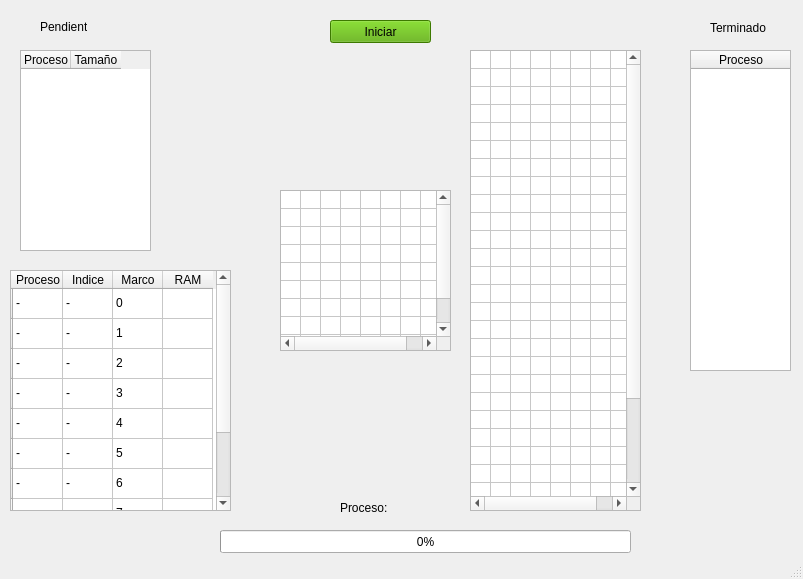
Before: the Qt Designer form prueba.ui in diegoivan1987/practicasSSO, drawn with Qt 5.
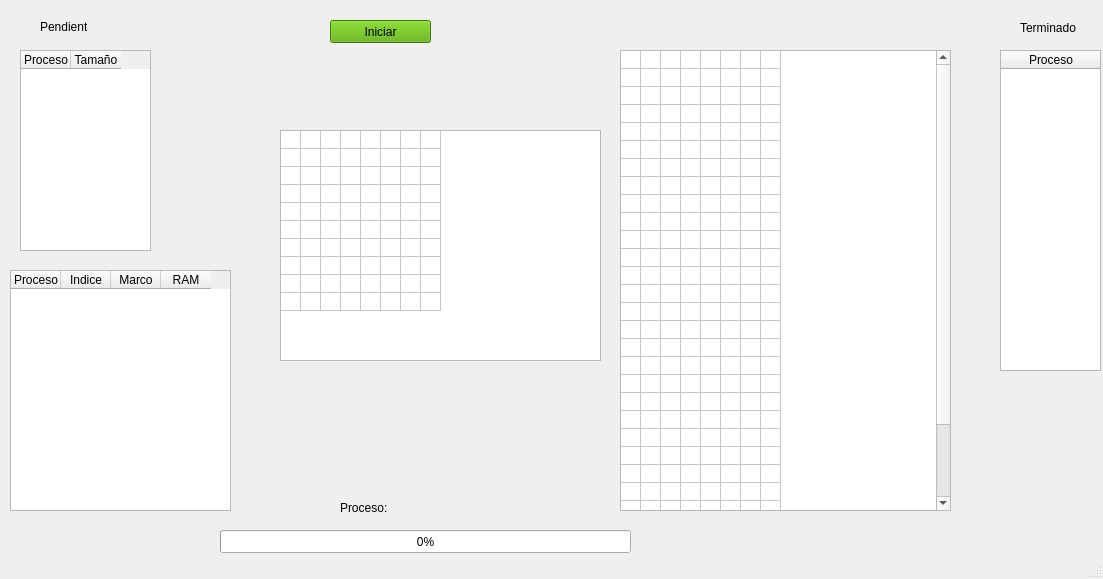
After: the same form once the commit is applied.

The edit to the form file:
```diff
--- a/prueba.ui
+++ b/prueba.ui
@@ -6,7 +6,7 @@
    <rect>
     <x>0</x>
     <y>0</y>
-    <width>803</width>
+    <width>1103</width>
     <height>579</height>
    </rect>
   </property>
@@ -18,9 +18,9 @@
     <property name="geometry">
      <rect>
       <x>280</x>
-      <y>190</y>
-      <width>171</width>
-      <height>161</height>
+      <y>130</y>
+      <width>321</width>
+      <height>231</height>
      </rect>
     </property>
     <property name="sizePolicy">
@@ -42,7 +42,7 @@
      <bool>false</bool>
     </attribute>
     <attribute name="verticalHeaderDefaultSectionSize">
-     <number>15</number>
+     <number>10</number>
     </attribute>
     <row>
      <property name="text">
@@ -177,7 +177,7 @@
    <widget class="QTableWidget" name="tablaTerminados">
     <property name="geometry">
      <rect>
-      <x>690</x>
+      <x>1000</x>
       <y>50</y>
       <width>101</width>
       <height>321</height>
@@ -205,7 +205,7 @@
    <widget class="QLabel" name="label_2">
     <property name="geometry">
      <rect>
-      <x>710</x>
+      <x>1020</x>
       <y>20</y>
       <width>61</width>
       <height>16</height>
@@ -227,56 +227,6 @@
     <attribute name="horizontalHeaderDefaultSectionSize">
      <number>50</number>
     </attribute>
-    <row>
-     <property name="text">
-      <string/>
-     </property>
-    </row>
-    <row>
-     <property name="text">
-      <string/>
-     </property>
-    </row>
-    <row>
-     <property name="text">
-      <string/>
-     </property>
-    </row>
-    <row>
-     <property name="text">
-      <string/>
-     </property>
-    </row>
-    <row>
-     <property name="text">
-      <string/>
-     </property>
-    </row>
-    <row>
-     <property name="text">
-      <string/>
-     </property>
-    </row>
-    <row>
-     <property name="text">
-      <string/>
-     </property>
-    </row>
-    <row>
-     <property name="text">
-      <string/>
-     </property>
-    </row>
-    <row>
-     <property name="text">
-      <string/>
-     </property>
-    </row>
-    <row>
-     <property name="text">
-      <string/>
-     </property>
-    </row>
     <column>
      <property name="text">
       <string>Proceso</string>
@@ -297,156 +247,6 @@
       <string>RAM</string>
      </property>
     </column>
-    <item row="0" column="0">
-     <property name="text">
-      <string>-</string>
-     </property>
-    </item>
-    <item row="0" column="1">
-     <property name="text">
-      <string>-</string>
-     </property>
-    </item>
-    <item row="0" column="2">
-     <property name="text">
-      <string>0</string>
-     </property>
-    </item>
-    <item row="1" column="0">
-     <property name="text">
-      <string>-</string>
-     </property>
-    </item>
-    <item row="1" column="1">
-     <property name="text">
-      <string>-</string>
-     </property>
-    </item>
-    <item row="1" column="2">
-     <property name="text">
-      <string>1</string>
-     </property>
-    </item>
-    <item row="2" column="0">
-     <property name="text">
-      <string>-</string>
-     </property>
-    </item>
-    <item row="2" column="1">
-     <property name="text">
-      <string>-</string>
-     </property>
-    </item>
-    <item row="2" column="2">
-     <property name="text">
-      <string>2</string>
-     </property>
-    </item>
-    <item row="3" column="0">
-     <property name="text">
-      <string>-</string>
-     </property>
-    </item>
-    <item row="3" column="1">
-     <property name="text">
-      <string>-</string>
-     </property>
-    </item>
-    <item row="3" column="2">
-     <property name="text">
-      <string>3</string>
-     </property>
-    </item>
-    <item row="4" column="0">
-     <property name="text">
-      <string>-</string>
-     </property>
-    </item>
-    <item row="4" column="1">
-     <property name="text">
-      <string>-</string>
-     </property>
-    </item>
-    <item row="4" column="2">
-     <property name="text">
-      <string>4</string>
-     </property>
-    </item>
-    <item row="5" column="0">
-     <property name="text">
-      <string>-</string>
-     </property>
-    </item>
-    <item row="5" column="1">
-     <property name="text">
-      <string>-</string>
-     </property>
-    </item>
-    <item row="5" column="2">
-     <property name="text">
-      <string>5</string>
-     </property>
-    </item>
-    <item row="6" column="0">
-     <property name="text">
-      <string>-</string>
-     </property>
-    </item>
-    <item row="6" column="1">
-     <property name="text">
-      <string>-</string>
-     </property>
-    </item>
-    <item row="6" column="2">
-     <property name="text">
-      <string>6</string>
-     </property>
-    </item>
-    <item row="7" column="0">
-     <property name="text">
-      <string>-</string>
-     </property>
-    </item>
-    <item row="7" column="1">
-     <property name="text">
-      <string>-</string>
-     </property>
-    </item>
-    <item row="7" column="2">
-     <property name="text">
-      <string>7</string>
-     </property>
-    </item>
-    <item row="8" column="0">
-     <property name="text">
-      <string>-</string>
-     </property>
-    </item>
-    <item row="8" column="1">
-     <property name="text">
-      <string>-</string>
-     </property>
-    </item>
-    <item row="8" column="2">
-     <property name="text">
-      <string>8</string>
-     </property>
-    </item>
-    <item row="9" column="0">
-     <property name="text">
-      <string>-</string>
-     </property>
-    </item>
-    <item row="9" column="1">
-     <property name="text">
-      <string>-</string>
-     </property>
-    </item>
-    <item row="9" column="2">
-     <property name="text">
-      <string>9</string>
-     </property>
-    </item>
    </widget>
    <widget class="QProgressBar" name="barra">
     <property name="geometry">
@@ -477,9 +277,9 @@
    <widget class="QTableWidget" name="tablaVirtual">
     <property name="geometry">
      <rect>
-      <x>470</x>
+      <x>620</x>
       <y>50</y>
-      <width>171</width>
+      <width>331</width>
       <height>461</height>
      </rect>
     </property>
```
